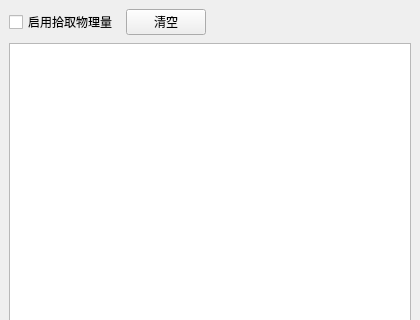
The window that plugins/Base_PostProcessing/ProbeSettingsWidget.ui (asd977/base_cae) describes before a commit, drawn with Qt 5; both pictures show x 0 to 420 and y 0 to 320 of the 420 by 520 pixel window.
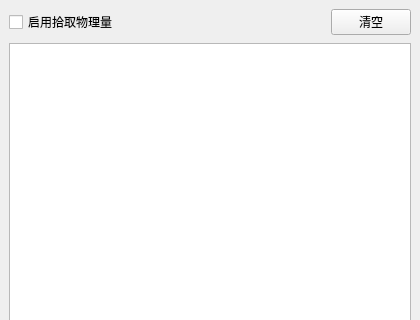
The same window after the commit.

What changed in the file:
```diff
--- a/plugins/Base_PostProcessing/ProbeSettingsWidget.ui
+++ b/plugins/Base_PostProcessing/ProbeSettingsWidget.ui
@@ -38,13 +38,6 @@
        </property>
       </widget>
      </item>
-     <item>
-      <widget class="QPushButton" name="clearPushButton">
-       <property name="text">
-        <string>清空</string>
-       </property>
-      </widget>
-     </item>
      <item>
       <spacer name="toolbarSpacer">
        <property name="orientation">
@@ -58,6 +51,19 @@
        </property>
       </spacer>
      </item>
+     <item>
+      <widget class="QPushButton" name="clearPushButton">
+       <property name="sizePolicy">
+        <sizepolicy hsizetype="Fixed" vsizetype="Fixed">
+         <horstretch>0</horstretch>
+         <verstretch>0</verstretch>
+        </sizepolicy>
+       </property>
+       <property name="text">
+        <string>清空</string>
+       </property>
+      </widget>
+     </item>
     </layout>
    </item>
    <item>
```
Left out of the diff: 8 changed lines with no effect on the pictures.
